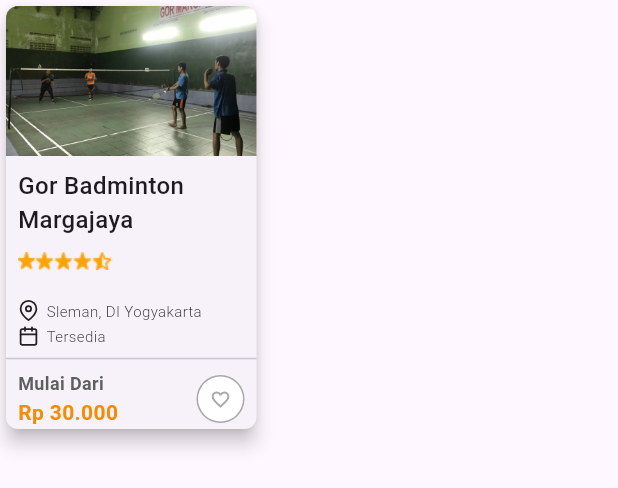
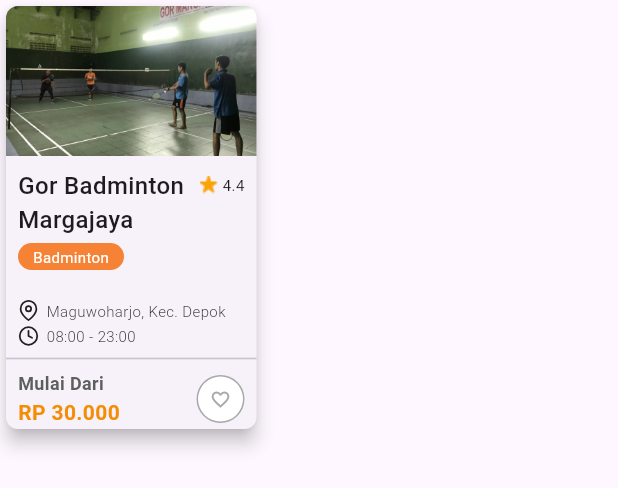
Before and after one commit to GuidoAugusta/FieldFox, a Flutter app: the RekomendasiLapangan widget shown alone on an empty page, opened directly with sample values from the repository, on a phone screen of 412 x 824 dp. Shown: the top 488 px of the screen. Run offline on Flutter 3.47's test engine with Material 3 defaults, Android fonts, the phone set to English and light mode, and no system bars; our stand-ins replace dots_indicator, flutter_feather_icons.

Commit message:
memperbaiki menu rekomendasi lapangan

```diff
--- a/lib/models/daftar_lapangan.dart
+++ b/lib/models/daftar_lapangan.dart
@@ -6,6 +6,7 @@ class Lapangan {
   String jmlCourt;
   String jamOperasional;
   String kategori;
+  String hargaMulaiDari;
   List<String> imageAsset;
 
   Lapangan({
@@ -16,6 +17,7 @@ class Lapangan {
     required this.jmlCourt,
     required this.jamOperasional,
     required this.kategori,
+    required this.hargaMulaiDari,
     required this.imageAsset,
   });
 }
@@ -23,7 +25,7 @@ class Lapangan {
 var lapanganList = [
   Lapangan(
       name: 'Gor Badminton Margajaya',
-      alamatSingkat: 'Sleman, DI Yogyakarta',
+      alamatSingkat: 'Maguwoharjo, Kec. Depok',
       alamatLengkap:
           'Jl. Kadisoka, Tajem, Maguwoharjo, Kec. Depok, Kabupaten Sleman, Daerah Istimewa Yogyakarta 55281',
       tentang:
@@ -31,6 +33,7 @@ var lapanganList = [
       jmlCourt: '4',
       jamOperasional: '08:00 - 23:00',
       kategori: 'Badminton',
+      hargaMulaiDari: 'RP 30.000',
       imageAsset: [
         'assets/margajaya.png',
         'assets/margajaya.png',
@@ -38,7 +41,7 @@ var lapanganList = [
       ]),
   Lapangan(
       name: 'Lapangan Basket Amikom',
-      alamatSingkat: 'Sleman, DI Yogyakarta',
+      alamatSingkat: 'Condongcatur, Kec. Depok',
       alamatLengkap:
           'Jl. Ring Road Utara, Ngringin, Condongcatur, Kec. Depok, Kabupaten Sleman, Daerah Istimewa Yogyakarta 55281',
       tentang:
@@ -46,6 +49,7 @@ var lapanganList = [
       jmlCourt: '1',
       jamOperasional: '07:00 - 23:00',
       kategori: 'Basket',
+      hargaMulaiDari: 'Gratis',
       imageAsset: [
         'assets/basketAmikom.png',
         'assets/basketAmikom.png',
@@ -53,7 +57,7 @@ var lapanganList = [
       ]),
   Lapangan(
       name: 'Telaga 3 Futsal',
-      alamatSingkat: 'Sleman, DI Yogyakarta',
+      alamatSingkat: 'Condongcatur, Kec. Depok',
       alamatLengkap:
           'Jl. Gempol Raya, Gempol, Condongcatur, Kec. Depok, Kabupaten Sleman, Daerah Istimewa Yogyakarta 55281',
       tentang:
@@ -61,6 +65,7 @@ var lapanganList = [
       jmlCourt: '2',
       jamOperasional: '06:00 - 24:00',
       kategori: 'Futsal',
+      hargaMulaiDari: 'RP 40.000',
       imageAsset: [
         'assets/telaga3futsal.png',
         'assets/telaga3futsal.png',
--- a/lib/pages/homepage.dart
+++ b/lib/pages/homepage.dart
@@ -168,7 +168,7 @@ class _HomePageState extends State<HomePage> {
                 ),
               ),
               SizedBox(
-                height: 10,
+                height: 8,
               ),
             ],
           ),
@@ -212,7 +212,7 @@ class _HomePageState extends State<HomePage> {
             ),
           ),
           SizedBox(
-            height: 22,
+            height: 20,
           ),
           Padding(
             padding: EdgeInsets.only(left: 20),
@@ -343,25 +343,83 @@ class RekomendasiLapangan extends StatelessWidget {
                 Padding(
                   padding: EdgeInsets.fromLTRB(8, 8, 8, 0),
                   child: SizedBox(
-                    height: 60,
+                    height: 58,
                     child: Column(
                       crossAxisAlignment: CrossAxisAlignment.start,
                       children: [
-                        Text(
-                          lapangan.name,
-                          style: TextStyle(
-                              fontSize: 16, fontWeight: FontWeight.w500),
+                        Row(
+                          mainAxisAlignment: MainAxisAlignment.spaceBetween,
+                          crossAxisAlignment: CrossAxisAlignment.start,
+                          children: [
+                            SizedBox(
+                              // height: 38,
+                              width: 115,
+                              child: Column(
+                                crossAxisAlignment: CrossAxisAlignment.start,
+                                children: [
+                                  Column(
+                                    children: [
+                                      Text(
+                                        lapangan.name,
+                                        style: TextStyle(
+                                          fontSize: 16,
+                                          fontWeight: FontWeight.w500,
+                                        ),
+                                      ),
+                                    ],
+                                  ),
+                                ],
+                              ),
+                            ),
+                            Padding(
+                              padding: const EdgeInsets.only(top: 4),
+                              child: Row(
+                                crossAxisAlignment: CrossAxisAlignment.center,
+                                children: [
+                                  Image.asset('assets/star.png'),
+                                  SizedBox(
+                                    width: 3,
+                                  ),
+                                  Text(
+                                    '4.4',
+                                    style: TextStyle(fontSize: 10),
+                                  ),
+                                ],
+                              ),
+                            ),
+                          ],
                         ),
                         SizedBox(
-                          height: 10,
+                          height: 4,
                         ),
-                        Image.asset('assets/rating.png'),
+                        Padding(
+                          padding: const EdgeInsets.only(left: 0),
+                          child: UnconstrainedBox(
+                            child: Container(
+                              // width: 90,
+                              // height: 30,
+                              decoration: BoxDecoration(
+                                color: Color(0xFFF58235),
+                                borderRadius: BorderRadius.circular(10),
+                              ),
+                              child: Padding(
+                                padding:
+                                    const EdgeInsets.fromLTRB(10, 2, 10, 2),
+                                child: Text(
+                                  lapangan.kategori,
+                                  style: TextStyle(
+                                      fontSize: 10, color: Colors.white),
+                                ),
+                              ),
+                            ),
+                          ),
+                        ),
                       ],
                     ),
                   ),
                 ),
                 SizedBox(
-                  height: 28,
+                  height: 30,
                 ),
                 Padding(
                   padding: const EdgeInsets.fromLTRB(8, 0, 8, 0),
@@ -393,14 +451,14 @@ class RekomendasiLapangan extends StatelessWidget {
                       Row(
                         children: [
                           Icon(
-                            FeatherIcons.calendar,
+                            FeatherIcons.clock,
                             size: 14,
                           ),
                           SizedBox(
                             width: 5,
                           ),
                           Text(
-                            'Tersedia',
+                            lapangan.jamOperasional,
                             style: TextStyle(
                               fontSize: 10,
                               fontWeight: FontWeight.w300,
@@ -411,7 +469,9 @@ class RekomendasiLapangan extends StatelessWidget {
                     ],
                   ),
                 ),
-                Divider(),
+                Divider(
+                  thickness: 1.2,
+                ),
                 Padding(
                   padding: EdgeInsets.fromLTRB(8, 0, 8, 0),
                   child: Row(
@@ -432,7 +492,7 @@ class RekomendasiLapangan extends StatelessWidget {
                             height: 1,
                           ),
                           Text(
-                            'Rp 30.000',
+                            lapangan.hargaMulaiDari,
                             style: TextStyle(
                               color: Color(0xFFF48C06),
                               fontSize: 14,
@@ -534,7 +594,7 @@ class MenuHomepage extends StatelessWidget {
                   borderRadius: BorderRadius.circular(8)),
               elevation: 3,
               margin: EdgeInsets.zero,
-              color: Color(0xFFFFF6EE),
+              color: Color.fromARGB(255, 255, 227, 203),
               child: Image.asset(image),
             ),
           ),
```
